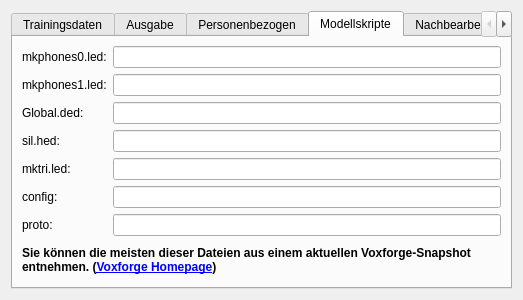
This is ui/modelsettingsdlg.ui in KDE/simon as Qt 5 draws it before an edit. The edited form follows.
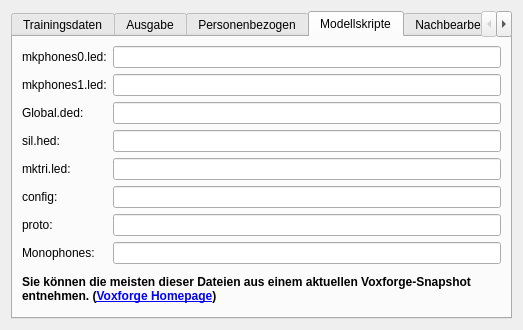
This is the edited form. The open tabs and pages were chosen to show the change. Icons and pictures are not drawn. Custom widgets are drawn as their Qt base class.

What changed in the file:
```diff
--- a/ui/modelsettingsdlg.ui
+++ b/ui/modelsettingsdlg.ui
@@ -6,7 +6,7 @@
     <x>0</x>
     <y>0</y>
     <width>523</width>
-    <height>300</height>
+    <height>330</height>
    </rect>
   </property>
   <property name="windowTitle" >
@@ -461,6 +461,13 @@
              </property>
             </widget>
            </item>
+           <item>
+            <widget class="QLabel" name="label_6" >
+             <property name="text" >
+              <string>Monophones:</string>
+             </property>
+            </widget>
+           </item>
           </layout>
          </item>
          <item>
@@ -490,6 +497,9 @@
            <item>
             <widget class="QLineEdit" name="leProto" />
            </item>
+           <item>
+            <widget class="QLineEdit" name="leMonophones" />
+           </item>
           </layout>
          </item>
         </layout>
```
Left out of the diff: 2 changed lines with no effect on the pictures.
